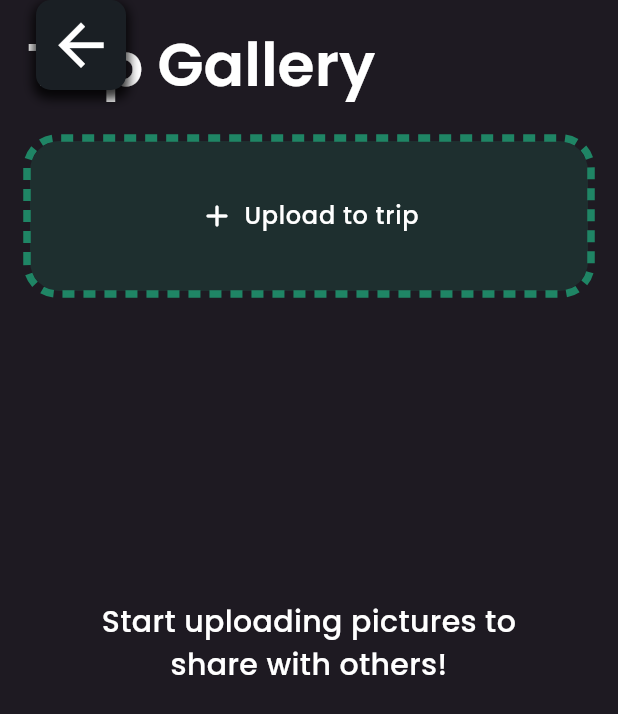
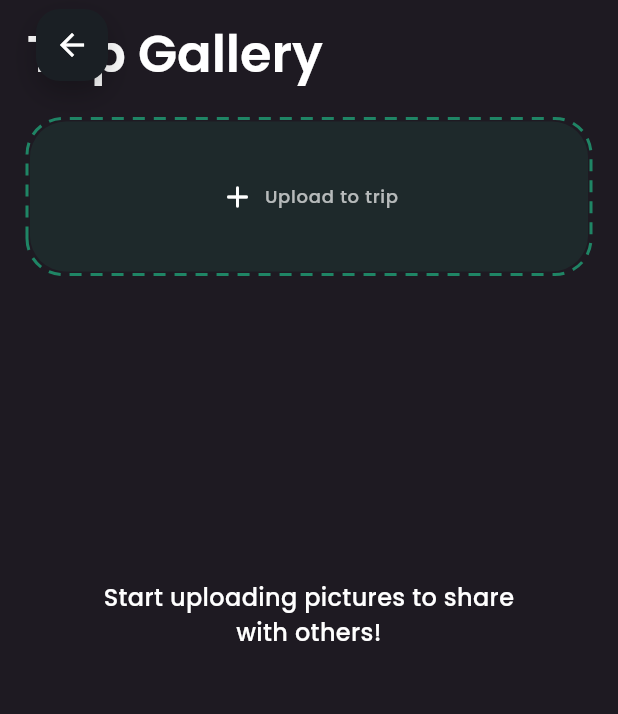
Before and after one commit to julianryorex/xplore, a Flutter app: the screen it shows after launch, after a tap on "View gallery", on a phone screen of 412 x 824 dp. Shown: the top 714 px of the screen. Run offline on Flutter 3.47's test engine with Material 3 defaults, Android fonts, the phone set to English and light mode, and no system bars; drawn by our look-alikes of dotted_border; our stand-ins replace firebase_core, firebase_database, firebase_storage, flutter_bloc, flutter_dotenv, flutter_svg and 8 more; accounts and stored records are empty; generated files the repository leaves out were written again; statements that could not run were skipped.

Commit message:
Polish core dark UI surfaces
Co-authored-by: Julian Rex <julianryorex@users.noreply.github.com>

```diff
--- a/lib/constants/constants.dart
+++ b/lib/constants/constants.dart
@@ -24,9 +24,20 @@ class XploreColors {
   static final lineColor = 'DBE2E7'.toColor();
   static final darkBg = '1A1F24'.toColor();
   static final black = '131619'.toColor();
+  static final surface = '211D28'.toColor();
+  static final surfaceElevated = '29242F'.toColor();
+  static final mutedText = white.withValues(alpha: 0.68);
+  static final subtleText = white.withValues(alpha: 0.46);
+  static final divider = white.withValues(alpha: 0.08);
 }
 
 const paddingUnit = 12.0;
+const radiusSm = 12.0;
+const radiusMd = 16.0;
+const radiusLg = 24.0;
+const headerIconButtonSize = 48.0;
+const headerIconSize = 24.0;
+const navBarHeight = 84.0;
 
 // TODO: get from bloc
 const itineraryId = 'ph4kd';
--- a/lib/constants/theme.dart
+++ b/lib/constants/theme.dart
@@ -2,54 +2,66 @@ import 'package:flutter/material.dart';
 import 'package:xplore/constants/constants.dart';
 
 final defaultTextTheme = TextTheme(
-  headlineLarge: TextStyle(fontSize: 40, fontWeight: FontWeight.w600, color: XploreColors.white), // H1
-  headlineMedium: TextStyle(fontSize: 32, fontWeight: FontWeight.w600, color: XploreColors.white), // H2
-  headlineSmall: TextStyle(fontSize: 24, fontWeight: FontWeight.w600, color: XploreColors.white), // H3
-  bodyLarge: TextStyle(fontSize: 24, fontWeight: FontWeight.w500, color: XploreColors.white), // Body 1
-  bodyMedium: TextStyle(fontSize: 20, fontWeight: FontWeight.w500, color: XploreColors.white), // Body 2
-  bodySmall: TextStyle(fontSize: 16, fontWeight: FontWeight.w500, color: XploreColors.white), // Body 3
-  labelLarge: TextStyle(fontSize: 22, fontWeight: FontWeight.w600, color: XploreColors.white), // Field Label
-  labelMedium: TextStyle(fontSize: 20, fontWeight: FontWeight.w600, color: XploreColors.white), // Field Label
-  labelSmall: TextStyle(fontSize: 16, fontWeight: FontWeight.w500, color: XploreColors.white), // Field Label Small
+  headlineLarge: TextStyle(fontSize: 34, fontWeight: FontWeight.w600, height: 1.08, color: XploreColors.white),
+  headlineMedium: TextStyle(fontSize: 28, fontWeight: FontWeight.w600, height: 1.12, color: XploreColors.white),
+  headlineSmall: TextStyle(fontSize: 22, fontWeight: FontWeight.w600, height: 1.18, color: XploreColors.white),
+  bodyLarge: TextStyle(fontSize: 18, fontWeight: FontWeight.w500, height: 1.45, color: XploreColors.white),
+  bodyMedium: TextStyle(fontSize: 16, fontWeight: FontWeight.w500, height: 1.45, color: XploreColors.white),
+  bodySmall: TextStyle(fontSize: 14, fontWeight: FontWeight.w500, height: 1.45, color: XploreColors.mutedText),
+  labelLarge: TextStyle(fontSize: 16, fontWeight: FontWeight.w600, height: 1.3, color: XploreColors.white),
+  labelMedium: TextStyle(fontSize: 14, fontWeight: FontWeight.w600, height: 1.3, color: XploreColors.white),
+  labelSmall: TextStyle(fontSize: 12, fontWeight: FontWeight.w500, height: 1.3, color: XploreColors.mutedText),
 );
 
 ThemeData getTheme() => ThemeData(
+  useMaterial3: true,
   colorScheme: ColorScheme(
     primary: XploreColors.primary,
     secondary: XploreColors.secondary,
     brightness: Brightness.dark,
-        onPrimary: XploreColors.primaryText,
-        onSecondary: XploreColors.secondaryText,
+    onPrimary: XploreColors.white,
+    onSecondary: XploreColors.white,
     error: XploreColors.error,
-        onError: XploreColors.primaryText,
-        surface: XploreColors.secondaryBg,
-        onSurface: XploreColors.primaryText,
+    onError: XploreColors.white,
+    surface: XploreColors.surface,
+    onSurface: XploreColors.white,
   ),
   scaffoldBackgroundColor: XploreColors.primaryBg,
   fontFamily: 'Poppins',
   textTheme: defaultTextTheme,
+  dividerColor: XploreColors.divider,
+  cardTheme: CardThemeData(
+    color: XploreColors.surfaceElevated,
+    elevation: 0,
+    margin: EdgeInsets.zero,
+    shape: RoundedRectangleBorder(borderRadius: BorderRadius.circular(radiusLg)),
+  ),
   progressIndicatorTheme: ProgressIndicatorThemeData(color: XploreColors.secondary),
   elevatedButtonTheme: ElevatedButtonThemeData(
     style: ButtonStyle(
-          shape: WidgetStatePropertyAll(
-            RoundedRectangleBorder(borderRadius: BorderRadius.circular(15.0)),
-          ),
+      shape: WidgetStatePropertyAll(RoundedRectangleBorder(borderRadius: BorderRadius.circular(radiusMd))),
       backgroundColor: WidgetStatePropertyAll(XploreColors.alternate),
-          textStyle: WidgetStatePropertyAll(defaultTextTheme.bodyMedium),
+      foregroundColor: WidgetStatePropertyAll(XploreColors.white),
+      textStyle: WidgetStatePropertyAll(defaultTextTheme.labelLarge),
       minimumSize: const WidgetStatePropertyAll(Size(250, 62)),
     ),
   ),
   outlinedButtonTheme: OutlinedButtonThemeData(
     style: ButtonStyle(
-          shape: WidgetStatePropertyAll(
-            RoundedRectangleBorder(borderRadius: BorderRadius.circular(15.0)),
+      shape: WidgetStatePropertyAll(RoundedRectangleBorder(borderRadius: BorderRadius.circular(radiusMd))),
+      foregroundColor: WidgetStatePropertyAll(XploreColors.white),
+      textStyle: WidgetStatePropertyAll(defaultTextTheme.labelMedium),
+      side: WidgetStatePropertyAll(BorderSide(color: XploreColors.alternate.withValues(alpha: 0.72), width: 1)),
+      overlayColor: WidgetStatePropertyAll(XploreColors.alternate.withValues(alpha: 0.08)),
+      minimumSize: const WidgetStatePropertyAll(Size(132, 54)),
     ),
-          textStyle: WidgetStatePropertyAll(defaultTextTheme.bodyMedium),
-          side: WidgetStatePropertyAll(
-            BorderSide(color: XploreColors.alternate, width: 1),
   ),
-          overlayColor: WidgetStatePropertyAll(XploreColors.primary),
-          minimumSize: const WidgetStatePropertyAll(Size(140, 62)),
+  textButtonTheme: TextButtonThemeData(
+    style: ButtonStyle(
+      foregroundColor: WidgetStateProperty.resolveWith(
+        (states) => states.contains(WidgetState.disabled) ? XploreColors.subtleText : XploreColors.alternate,
+      ),
+      textStyle: WidgetStatePropertyAll(defaultTextTheme.labelMedium),
     ),
   ),
   iconTheme: const IconThemeData(color: Colors.white),
--- a/lib/core/icon_button.dart
+++ b/lib/core/icon_button.dart
@@ -26,8 +26,8 @@ class XploreIconBtn extends StatelessWidget {
     required this.onTapCallback,
     this.icon,
     this.hasVibrations = false,
-    this.size = 60.0,
-    this.borderRadius = 10,
+    this.size = headerIconButtonSize,
+    this.borderRadius = radiusMd,
     this.borderColor,
     this.bgColor,
     this.name,
@@ -46,12 +46,7 @@ class XploreIconBtn extends StatelessWidget {
   Widget build(BuildContext context) {
     return GestureDetector(
       onTap: _onTapCallback,
-      child: Column(
-        children: [
-          _renderButton(),
-          if (name != null) _renderButtonName(),
-        ],
-      ),
+      child: Column(mainAxisSize: MainAxisSize.min, children: [_renderButton(), if (name != null) _renderButtonName()]),
     );
   }
 
@@ -63,25 +58,13 @@ class XploreIconBtn extends StatelessWidget {
         color: bgColor ?? XploreColors.alternate,
         borderRadius: BorderRadius.circular(borderRadius),
         border: borderColor != null ? Border.all(color: borderColor!, width: 2) : null,
-        boxShadow: [
-          BoxShadow(
-            color: Colors.black.withValues(alpha: 0.8),
-            spreadRadius: 2,
-            blurRadius: 5,
-            offset: const Offset(0, 4),
-          ),
-        ],
+        boxShadow: [BoxShadow(color: Colors.black.withValues(alpha: 0.24), blurRadius: 16, offset: const Offset(0, 8))],
       ),
       child: Material(
-        shape: RoundedRectangleBorder(
-          borderRadius: BorderRadius.all(Radius.circular(borderRadius)),
-        ),
+        shape: RoundedRectangleBorder(borderRadius: BorderRadius.all(Radius.circular(borderRadius))),
         clipBehavior: Clip.hardEdge,
         color: Colors.transparent,
-        child: InkWell(
-          onTap: _onTapCallback,
-          child: icon,
-        ),
+        child: InkWell(onTap: _onTapCallback, child: icon),
       ),
     );
   }
@@ -89,7 +72,7 @@ class XploreIconBtn extends StatelessWidget {
   Widget _renderButtonName() {
     return Container(
       padding: const EdgeInsets.all(5),
-      child: Text(name!),
+      child: Text(name!, textAlign: TextAlign.center),
     );
   }
 }
--- a/lib/core/navbar.dart
+++ b/lib/core/navbar.dart
@@ -6,10 +6,18 @@ import 'package:xplore/constants/constants.dart';
 import 'package:xplore/features/nav/bloc/nav_cubit.dart';
 import 'package:xplore/routes.dart';
 
-final Map<String, IconData> _navBarIcons = {
-  Paths.home: Icons.home_outlined,
-  Paths.map: Icons.map_rounded,
-};
+class _NavBarItem {
+  final String path;
+  final String label;
+  final IconData icon;
+
+  const _NavBarItem({required this.path, required this.label, required this.icon});
+}
+
+const List<_NavBarItem> _navBarItems = [
+  _NavBarItem(path: Paths.home, label: 'Home', icon: Icons.home_outlined),
+  _NavBarItem(path: Paths.map, label: 'Map', icon: Icons.map_rounded),
+];
 
 class Navbar extends StatelessWidget {
   const Navbar({super.key});
@@ -23,35 +31,28 @@ class Navbar extends StatelessWidget {
     }
 
     ctx.read<NavbarCubit>().setNavIndex(selectedIndex);
-    Navigator.pushReplacementNamed(ctx, _navBarIcons.keys.toList()[selectedIndex]);
+    Navigator.pushReplacementNamed(ctx, _navBarItems[selectedIndex].path);
   }
 
   @override
   Widget build(BuildContext context) {
-    return Container(
-      height: 80.0,
+    return SafeArea(
+      top: false,
+      child: Container(
+        height: navBarHeight,
         decoration: BoxDecoration(
-        color: XploreColors.primaryBg,
-        boxShadow: [
-          BoxShadow(
-            color: Colors.black.withValues(alpha: 0.1),
-            spreadRadius: 2,
-            blurRadius: 5,
-            offset: const Offset(0, -2),
-          ),
-        ],
+          color: Theme.of(context).colorScheme.surface,
+          border: Border(top: BorderSide(color: Theme.of(context).dividerColor)),
         ),
         child: BlocBuilder<NavbarCubit, int>(
           builder: (context, state) {
             return Row(
               mainAxisAlignment: MainAxisAlignment.spaceEvenly,
-            children: _navBarIcons.entries
+              children: _navBarItems
                   .mapIndexed(
-                  (index, items) => IconButton(
-                    highlightColor: Colors.transparent,
-                    icon: Icon(items.value),
-                    color: state == index ? XploreColors.secondary : XploreColors.white.withValues(alpha: 0.3),
-                    iconSize: 30.0,
+                    (index, item) => _NavbarButton(
+                      item: item,
+                      isSelected: state == index,
                       onPressed: state == index ? () {} : () => onIconClick(context, index),
                     ),
                   )
@@ -59,6 +60,45 @@ class Navbar extends StatelessWidget {
             );
           },
         ),
+      ),
     );
   }
 }
+
+class _NavbarButton extends StatelessWidget {
+  final _NavBarItem item;
+  final bool isSelected;
+  final VoidCallback onPressed;
+
+  const _NavbarButton({required this.item, required this.isSelected, required this.onPressed});
+
+  @override
+  Widget build(BuildContext context) {
+    final activeColor = XploreColors.alternate;
+    final inactiveColor = XploreColors.white.withValues(alpha: 0.38);
+
+    return Expanded(
+      child: InkWell(
+        onTap: onPressed,
+        borderRadius: BorderRadius.circular(radiusMd),
+        child: Padding(
+          padding: const EdgeInsets.symmetric(vertical: paddingUnit / 2),
+          child: Column(
+            mainAxisAlignment: MainAxisAlignment.center,
+            children: [
+              Icon(item.icon, color: isSelected ? activeColor : inactiveColor, size: 28),
+              const SizedBox(height: 4),
+              Text(
+                item.label,
+                style: Theme.of(context).textTheme.labelSmall?.copyWith(
+                  color: isSelected ? activeColor : inactiveColor,
+                  fontWeight: isSelected ? FontWeight.w600 : FontWeight.w500,
+                ),
+              ),
+            ],
+          ),
+        ),
+      ),
+    );
+  }
+}
--- /dev/null
+++ b/lib/core/section_header.dart
@@ -0,0 +1,28 @@
+import 'package:flutter/material.dart';
+import 'package:xplore/constants/constants.dart';
+import 'package:xplore/constants/extensions.dart';
+
+class SectionHeader extends StatelessWidget {
+  final String title;
+  final String? actionLabel;
+  final VoidCallback? onAction;
+
+  const SectionHeader({required this.title, this.actionLabel, this.onAction, super.key});
+
+  @override
+  Widget build(BuildContext context) {
+    return Row(
+      mainAxisAlignment: MainAxisAlignment.spaceBetween,
+      crossAxisAlignment: CrossAxisAlignment.center,
+      children: [
+        Expanded(
+          child: Text(title, style: context.pText.headlineMedium, maxLines: 1, overflow: TextOverflow.ellipsis),
+        ),
+        if (actionLabel != null) ...[
+          const SizedBox(width: paddingUnit),
+          TextButton(onPressed: onAction, child: Text(actionLabel!)),
+        ],
+      ],
+    );
+  }
+}
--- a/lib/features/gallery/presentation/gallery_picker.dart
+++ b/lib/features/gallery/presentation/gallery_picker.dart
@@ -15,21 +15,19 @@ class GalleryPicker extends StatelessWidget {
         return DottedBorder(
           options: RoundedRectDottedBorderOptions(
             dashPattern: const [8, 6],
-            strokeWidth: 5,
+            strokeWidth: 2,
             color: XploreColors.secondary,
-            radius: const Radius.circular(20),
+            radius: const Radius.circular(radiusLg),
           ),
           child: Container(
             width: bc.maxWidth,
             height: 100,
             decoration: BoxDecoration(
-              color: XploreColors.secondary.withValues(alpha: 0.2),
-              borderRadius: BorderRadius.circular(20),
+              color: XploreColors.secondary.withValues(alpha: 0.14),
+              borderRadius: BorderRadius.circular(radiusLg),
             ),
             child: Material(
-              shape: const RoundedRectangleBorder(
-                borderRadius: BorderRadius.all(Radius.circular(20)),
-              ),
+              shape: const RoundedRectangleBorder(borderRadius: BorderRadius.all(Radius.circular(radiusLg))),
               clipBehavior: Clip.hardEdge,
               color: Colors.transparent,
               child: InkWell(
--- a/lib/screens/gallery_page.dart
+++ b/lib/screens/gallery_page.dart
@@ -73,7 +73,7 @@ class GalleryPage extends StatelessWidget {
                   leadingWidget: XploreIconBtn(
                     bgColor: XploreColors.darkBg,
                     onTapCallback: () => Navigator.pop(context),
-                    icon: const Icon(Icons.arrow_back, size: 45),
+                    icon: const Icon(Icons.arrow_back, size: headerIconSize),
                   ),
                 ),
               ],
--- a/lib/screens/home_page.dart
+++ b/lib/screens/home_page.dart
@@ -1,5 +1,6 @@
 import 'dart:developer';
 
+import 'package:flutter/foundation.dart';
 import 'package:flutter/material.dart';
 import 'package:flutter_bloc/flutter_bloc.dart';
 import 'package:xplore/constants/constants.dart';
@@ -8,12 +9,12 @@ import 'package:xplore/core/header.dart';
 import 'package:xplore/core/icon_button.dart';
 import 'package:xplore/core/layout_padding.dart';
 import 'package:xplore/core/navbar.dart';
+import 'package:xplore/core/section_header.dart';
 import 'package:xplore/features/gallery/bloc/gallery_cubit.dart';
 import 'package:xplore/features/itinerary/bloc/itinerary_cubit.dart';
 import 'package:xplore/features/itinerary/widgets/itinerary_card.dart';
 import 'package:xplore/features/profile/bloc/profile_cubit.dart';
 import 'package:xplore/routes.dart';
-import 'package:xplore/utilities/utilities.dart';
 
 class HomePage extends StatelessWidget {
   const HomePage({super.key});
@@ -28,34 +29,21 @@ class HomePage extends StatelessWidget {
             leadingWidget: XploreIconBtn(
               onTapCallback: () => Navigator.pushNamed(context, Paths.profile),
               bgColor: XploreColors.darkBg,
-              icon: const Icon(Icons.person_2_outlined, size: 35),
+              icon: const Icon(Icons.person_2_outlined, size: headerIconSize),
             ),
             trailingWidget: XploreIconBtn(
               bgColor: XploreColors.darkBg,
               onTapCallback: () => log('tapped'),
-              icon: const Icon(Icons.notifications, size: 35),
+              icon: const Icon(Icons.notifications_none_rounded, size: headerIconSize),
             ),
           ),
           child: SingleChildScrollView(
-            child: SizedBox(
-              width: getScreenWidth(context: context),
-              height: getScreenHeight(context: context),
+            child: Padding(
+              padding: const EdgeInsets.only(bottom: paddingUnit * 3),
               child: Column(
+                crossAxisAlignment: CrossAxisAlignment.start,
                 children: [
-                  //! Daily Plans Section Header
-                  Row(
-                    mainAxisAlignment: MainAxisAlignment.spaceBetween,
-                    children: [
-                      Text('Daily Plans', style: context.pText.headlineMedium),
-                      TextButton(
-                        onPressed: null,
-                        child: Text(
-                          'See all',
-                          style: context.pText.bodySmall?.copyWith(color: XploreColors.alternate),
-                        ),
-                      ),
-                    ],
-                  ),
+                  const SectionHeader(title: 'Daily Plans', actionLabel: 'See all'),
                   const SizedBox(height: paddingUnit),
 
                   //! Daily Plans Section Containers
@@ -90,67 +78,64 @@ class HomePage extends StatelessWidget {
                       );
                     },
                   ),
-                  const SizedBox(height: paddingUnit),
+                  const SizedBox(height: paddingUnit * 2),
 
                   //! Gallery Section Header
-                  Row(
-                    mainAxisAlignment: MainAxisAlignment.spaceBetween,
-                    children: [
-                      Text('Gallery', style: context.pText.headlineMedium),
-                    ],
-                  ),
+                  const SectionHeader(title: 'Gallery'),
                   const SizedBox(height: paddingUnit),
 
                   //! Gallery options
-                  SingleChildScrollView(
-                    scrollDirection: Axis.horizontal,
-                    child: Row(
+                  Container(
+                    width: double.infinity,
+                    padding: const EdgeInsets.all(paddingUnit * 1.5),
+                    decoration: BoxDecoration(
+                      color: XploreColors.surfaceElevated,
+                      borderRadius: BorderRadius.circular(radiusLg),
+                      border: Border.all(color: XploreColors.divider),
+                    ),
+                    child: Column(
+                      crossAxisAlignment: CrossAxisAlignment.start,
                       children: [
-                        OutlinedButton(
-                          onPressed: () {
-                            context.push(Paths.gallery);
-                          },
-                          child: Text(
-                            'View gallery',
-                            style: context.pText.bodySmall?.copyWith(fontWeight: FontWeight.w500),
-                          ),
+                        Text('Keep every trip moment in one shared place.', style: context.pText.bodyMedium),
+                        const SizedBox(height: paddingUnit),
+                        OutlinedButton.icon(
+                          onPressed: () => context.push(Paths.gallery),
+                          icon: const Icon(Icons.photo_library_outlined, size: 20),
+                          label: const Text('View gallery'),
                         ),
-                        const SizedBox(width: paddingUnit),
+                      ],
+                    ),
+                  ),
+                  if (kDebugMode) ...[
+                    const SizedBox(height: paddingUnit),
+                    Wrap(
+                      spacing: paddingUnit,
+                      runSpacing: paddingUnit,
+                      children: [
                         OutlinedButton(
                           onPressed: () async {
                             await context.read<ItineraryCubit>().loadDemoItinerary();
                           },
-                          child: Text(
-                            'Load data',
-                            style: context.pText.bodySmall?.copyWith(fontWeight: FontWeight.w500),
-                          ),
+                          child: const Text('Load data'),
                         ),
-                        const SizedBox(width: paddingUnit),
                         OutlinedButton(
                           onPressed: () async {
                             context.push(Paths.gallery);
                             await context.read<GalleryCubit>().uploadToGallery();
                           },
-                          child: Text(
-                            'Upload',
-                            style: context.pText.bodySmall?.copyWith(fontWeight: FontWeight.w500),
-                          ),
+                          child: const Text('Upload'),
                         ),
-                        const SizedBox(width: paddingUnit),
                         OutlinedButton(
                           onPressed: () async {
                             context.read<GalleryCubit>().deleteAll();
                             // context.read<LocationCubit>().deleteAll();
                             context.read<ProfileCubit>().deleteAll();
                           },
-                          child: Text(
-                            'Delete Hive',
-                            style: context.pText.bodySmall?.copyWith(fontWeight: FontWeight.w500),
-                          ),
+                          child: const Text('Delete Hive'),
                         ),
                       ],
                     ),
-                  ),
+                  ],
                 ],
               ),
             ),
--- a/lib/screens/profile_page.dart
+++ b/lib/screens/profile_page.dart
@@ -21,7 +21,7 @@ class ProfilePage extends StatelessWidget {
             leadingWidget: XploreIconBtn(
               onTapCallback: () => Navigator.pop(context),
               bgColor: XploreColors.darkBg,
-              icon: const Icon(Icons.arrow_back, size: 35),
+              icon: const Icon(Icons.arrow_back, size: headerIconSize),
             ),
           ),
           child: Stack(
@@ -33,9 +33,7 @@ class ProfilePage extends StatelessWidget {
                       children: [
                         Row(
                           mainAxisAlignment: MainAxisAlignment.spaceBetween,
-                          children: [
-                            Text('Profile', style: context.pText.headlineMedium),
-                          ],
+                          children: [Text('Profile', style: context.pText.headlineMedium)],
                         ),
                         const SizedBox(height: paddingUnit),
                         AvatarMapIcon(
```
Also changed, not shown: lib/features/gallery/presentation/gallery_focus_view.dart (+2 -6 lines), lib/features/itinerary/widgets/itinerary_card.dart (+42 -23 lines), lib/features/itinerary/widgets/itinerary_tile.dart (+8 -18 lines), lib/screens/generic_error_page.dart (+2 -5 lines), lib/screens/itinerary_focus_page.dart (+22 -6 lines), lib/screens/itinerary_overview_page.dart (+3 -10 lines). Lines whose indentation alone changed are shown as unchanged.
